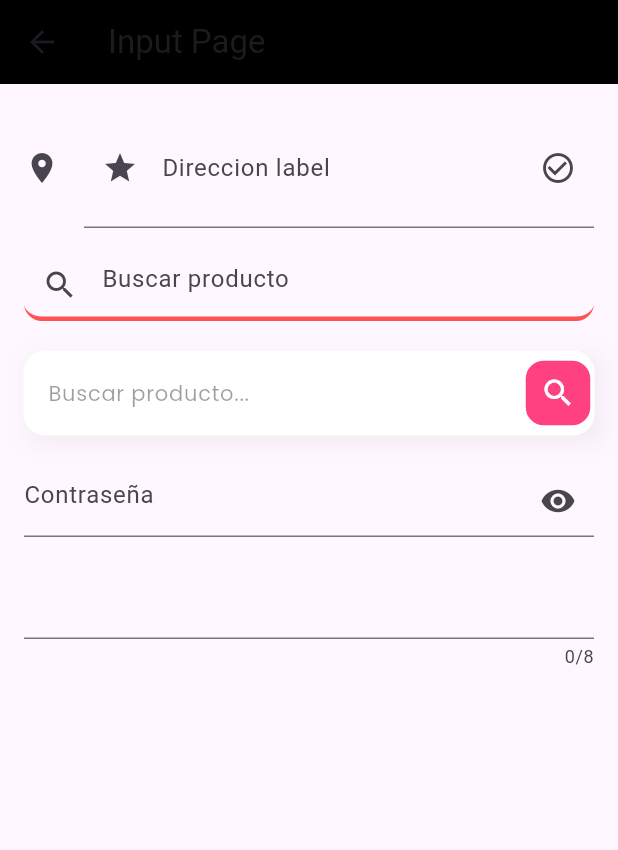
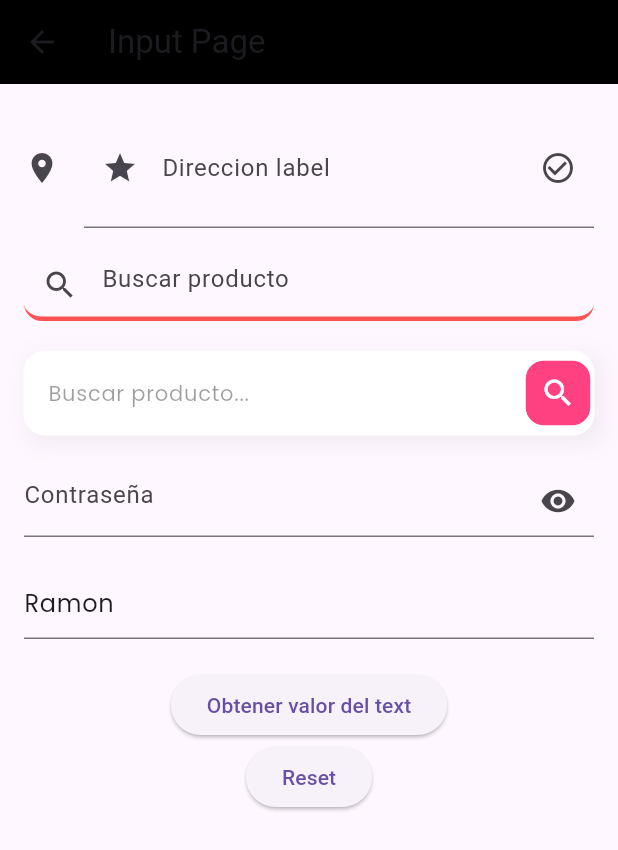
Before and after one commit to Hardyvan/flutter_codigo_components, a Flutter app: the InputPage screen opened directly, on a phone screen of 412 x 824 dp. Shown: the top 850 px of the screen. Run offline on Flutter 3.47's test engine with Material 3 defaults, Android fonts, the phone set to English and light mode, and no system bars; our stand-ins replace google_fonts; network calls fail.

Commit message:
Actualización de avances después de meses

```diff
--- a/lib/pages/input_page.dart
+++ b/lib/pages/input_page.dart
@@ -8,6 +8,10 @@ class InputPage extends StatefulWidget {
 
 class _InputPageState extends State<InputPage> {
   bool isInvisible = true;
+  String textGeneral = "";
+  final TextEditingController _controller = TextEditingController(
+    text: "Ramon",
+  );
 
   @override
   Widget build(BuildContext context) {
@@ -16,7 +20,8 @@ class _InputPageState extends State<InputPage> {
         backgroundColor: Colors.black,
         title: Text("Input Page"),
       ),
-      body: Padding(
+      body: SingleChildScrollView(
+        child: Padding(
           padding: const EdgeInsets.all(16.0),
           child: Column(
             children: [
@@ -60,7 +65,6 @@ class _InputPageState extends State<InputPage> {
                 },
               ),
               const SizedBox(height: 20.0),
-
               Container(
                 decoration: BoxDecoration(
                   boxShadow: [
@@ -86,9 +90,11 @@ class _InputPageState extends State<InputPage> {
                         color: Colors.pinkAccent,
                         borderRadius: BorderRadius.circular(12.0),
                       ),
-                      child: const Icon(Icons.search,
+                      child: const Icon(
+                        Icons.search,
                         color: Colors.white,
-                      )),
+                      ),
+                    ),
                     enabledBorder: OutlineInputBorder(
                       borderRadius: BorderRadius.circular(14.0),
                       borderSide: BorderSide(
@@ -112,10 +118,13 @@ class _InputPageState extends State<InputPage> {
                 decoration: InputDecoration(
                   hintText: "Contraseña",
                   suffixIcon: IconButton(
-                  icon: isInvisible == true ? Icon(Icons.remove_red_eye) : Icon(Icons.remove_red_eye_outlined), onPressed: () {
+                    icon:
+                        isInvisible
+                            ? Icon(Icons.remove_red_eye)
+                            : Icon(Icons.remove_red_eye_outlined),
+                    onPressed: () {
+                      setState(() {
                         isInvisible = !isInvisible;
-                    setState(() {
-
                       });
                     },
                   ),
@@ -123,17 +132,38 @@ class _InputPageState extends State<InputPage> {
               ),
               const SizedBox(height: 20.0),
               TextField(
+                controller: _controller,
                 style: GoogleFonts.poppins(),
-              onTap: (){
+                decoration: InputDecoration(counterText: ""),
+                onTap: () {
                   print("ON TAPP!!!!");
-
                 },
-              onChanged: (String text){
+                onChanged: (String text) {
                   print(text);
+                  textGeneral = text;
                 },
-              maxLength: 8,
+                keyboardType: TextInputType.text,
+                cursorColor: Colors.pinkAccent,
+                readOnly: false,
+                onSubmitted: (String value) {
+                  print(value);
+                },
+              ),
+              const SizedBox(height: 20.0),
+              ElevatedButton(
+                onPressed: () {
+                  print(_controller.text);
+                },
+                child: Text("Obtener valor del text"),
+              ),
+              ElevatedButton(
+                onPressed: () {
+                  _controller.clear();
+                },
+                child: Text("Reset"),
               ),
             ],
+          ),
         ),
       ),
     );
```
Lines whose indentation alone changed are shown as unchanged.
